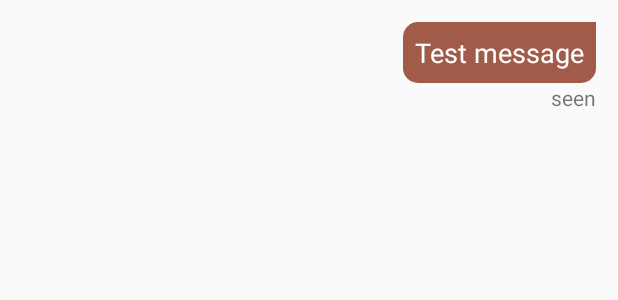
After one commit to Anupama-sjsu/Whatsapp-Chat-System, an Android app: the layout message_item_right.xml on its own in the app's theme, with its tools: preview values and no code run, on a phone screen of 412 x 824 dp. The commit adds this screen. Shown: the top 300 px of the screen. Run offline under Robolectric (Android 15) with nearby library versions, the phone set to English and light mode, and no system bars.

Commit message:
Fixed textView .text errors

```diff
--- /dev/null
+++ b/app/src/main/res/layout/message_item_right.xml
@@ -0,0 +1,54 @@
+<?xml version="1.0" encoding="utf-8"?>
+<RelativeLayout
+    xmlns:android="http://schemas.android.com/apk/res/android"
+    android:layout_width="match_parent"
+    android:layout_height="wrap_content"
+    android:padding="9dp"
+    android:layout_margin= "5dp">
+
+    <RelativeLayout
+        android:layout_width="300dp"
+        android:layout_height="wrap_content"
+        android:layout_alignParentEnd="true"
+        android:layout_alignParentRight="true">
+
+
+        <TextView
+            android:id="@+id/show_text_message"
+            android:layout_width="wrap_content"
+            android:layout_height="wrap_content"
+            android:layout_alignParentEnd="true"
+            android:layout_alignParentRight="true"
+            android:textColor="@color/white"
+            android:text="Test message"
+            android:textSize="18sp"
+            android:padding="8dp"
+            android:background="@drawable/background_right">
+
+        </TextView>
+
+        <ImageView
+            android:id="@+id/right_image_view"
+            android:layout_width="100dp"
+            android:layout_height="100dp"
+            android:layout_alignParentEnd="true"
+            android:layout_alignParentRight="true"
+            android:visibility="gone">
+
+        </ImageView>
+
+        <TextView
+            android:id="@+id/text_seen"
+            android:layout_width="wrap_content"
+            android:layout_height="wrap_content"
+            android:layout_alignParentEnd="true"
+            android:layout_alignParentRight="true"
+            android:text="seen"
+            android:layout_below="@+id/show_text_message">
+
+        </TextView>
+
+    </RelativeLayout>
+
+
+</RelativeLayout>
```
Also changed, not shown: app/src/main/java/com/example/whatsappchatsystem/AdapterClasses/ChatAdapter.kt (added, +133 -0 lines), app/src/main/java/com/example/whatsappchatsystem/Fragments/ModelClasses/Chat.kt (added, +96 -0 lines), app/src/main/java/com/example/whatsappchatsystem/Fragments/ModelClasses/Chatlist.kt (added, +26 -0 lines), app/src/main/java/com/example/whatsappchatsystem/MessageChatActivity.kt (+50 -0 lines), app/src/main/res/layout/message_item_left.xml (added, +48 -0 lines), app/src/main/res/drawable-v24/send-mail.png (renamed from app/src/main/res/drawable-v24/sendMsg.png).
